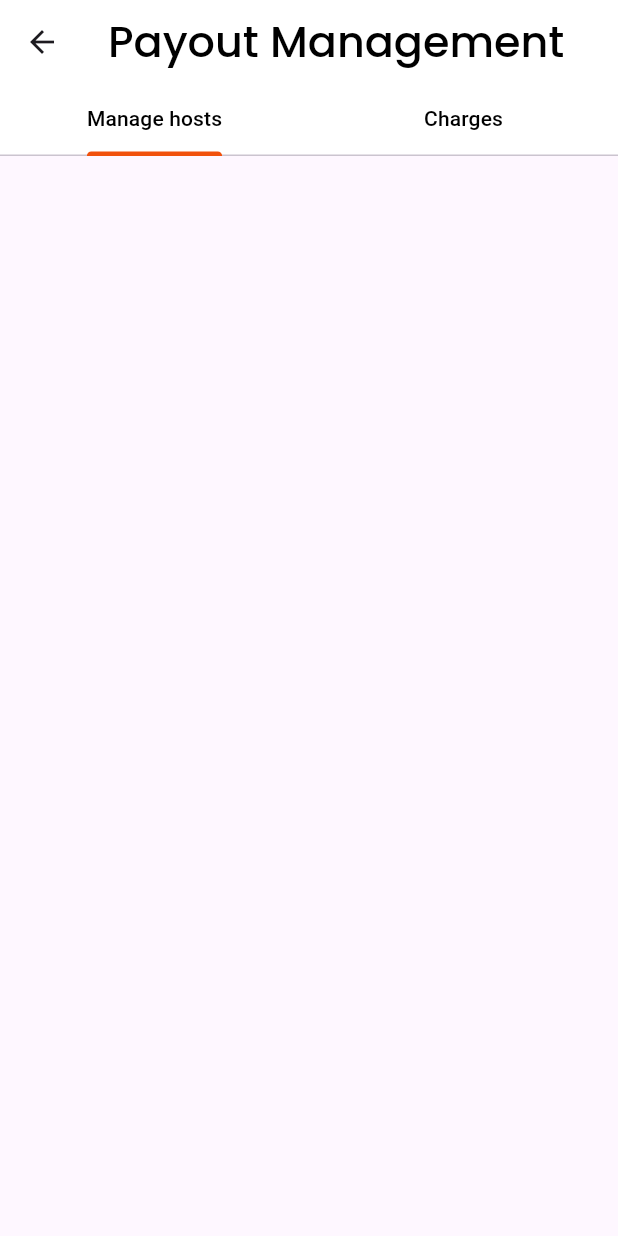
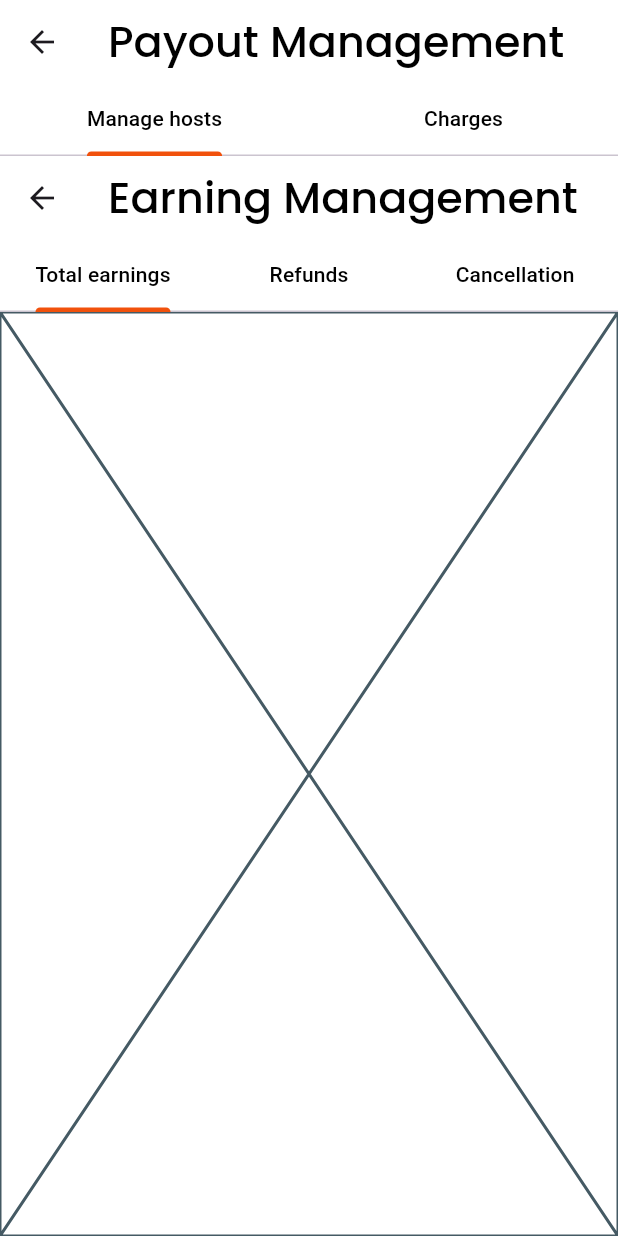
Before and after one commit to wajehafatima/air-bnb, a Flutter app: the screen it shows after launch, after a tap on "Payout management", on a phone screen of 412 x 824 dp. Run offline on Flutter 3.47's test engine with Material 3 defaults, Android fonts, the phone set to English and light mode, and no system bars; our stand-ins replace country_picker, flutter_screenutil, google_fonts, matcher.

Commit message:
update view

```diff
--- a/lib/admin_views/admin-home-view/manageent-views/managementView.dart
+++ b/lib/admin_views/admin-home-view/manageent-views/managementView.dart
@@ -1,4 +1,10 @@
+import 'package:air_bnb/admin_views/admin-home-view/manageent-views/approve-reject.view/approve.dart';
+import 'package:air_bnb/src/controller/components/primaryText.dart';
 import 'package:flutter/material.dart';
+import 'package:flutter_screenutil/flutter_screenutil.dart';
+
+import '../../../src/controller/constants/colors/appColors.dart';
+
 class Managementview extends StatefulWidget {
   const Managementview({super.key});
 
@@ -6,9 +12,55 @@ class Managementview extends StatefulWidget {
   State<Managementview> createState() => _ManagementviewState();
 }
 
-class _ManagementviewState extends State<Managementview> {
+class _ManagementviewState extends State<Managementview>
+    with SingleTickerProviderStateMixin {
+  late TabController _tabController;
+
+  @override
+  void initState() {
+    super.initState();
+    _tabController = TabController(length: 2, vsync: this); // Three tabs
+  }
+
+  @override
+  void dispose() {
+    _tabController.dispose();
+    super.dispose();
+  }
+
   @override
   Widget build(BuildContext context) {
-    return Scaffold();
+    return Scaffold(
+      backgroundColor: appColors.whiteBG,
+      appBar: AppBar(
+        backgroundColor: appColors.whiteBG,
+        title: Primarytext(
+          text: 'Earning Management',
+          fontSize: 25.sp,
+          fontWeight: FontWeight.w500,
+          textColor: appColors.blacktext,
+        ),
+        bottom: TabBar(
+          controller: _tabController,
+          labelColor: appColors.blacktext,
+          unselectedLabelColor: appColors.blacktext,
+          indicatorColor: appColors.secondary,
+          tabs: const [
+            Tab(text: 'Total earnings'),
+            Tab(text: 'Refunds'),
+            Tab(text: 'Cancellation'),
+          ],
+        ),
+      ),
+      body: TabBarView(
+        controller: _tabController,
+        children: [
+          Test(),
+          Test(),
+          Test(),
+        ],
+      ),
+    );
+    ;
   }
 }
```
